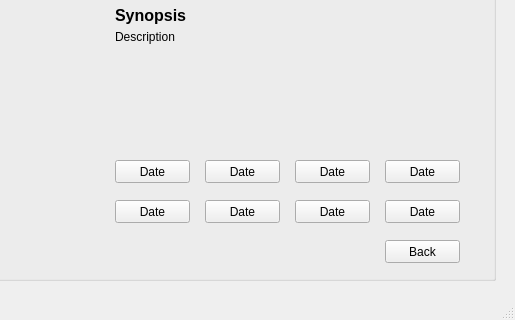
Qt form In4B00king/movieinformation.ui (leejm17/ICT1009-In4B00king) before a commit; both pictures show x 285 to 800 and y 280 to 600 of the 800 by 600 pixel window.
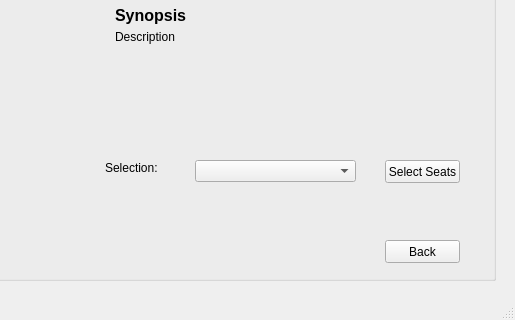
The same form after that commit. Icons and pictures are not drawn.

Commit message: Added Dates and Showtimes

The edit to the form file:
```diff
--- a/In4B00king/movieinformation.ui
+++ b/In4B00king/movieinformation.ui
@@ -136,110 +136,6 @@
       <string>&lt;html&gt;&lt;head/&gt;&lt;body&gt;&lt;p&gt;Time&lt;/p&gt;&lt;/body&gt;&lt;/html&gt;</string>
      </property>
     </widget>
-    <widget class="QPushButton" name="pushButton">
-     <property name="geometry">
-      <rect>
-       <x>410</x>
-       <y>430</y>
-       <width>75</width>
-       <height>23</height>
-      </rect>
-     </property>
-     <property name="text">
-      <string>Date</string>
-     </property>
-    </widget>
-    <widget class="QPushButton" name="pushButton_2">
-     <property name="geometry">
-      <rect>
-       <x>500</x>
-       <y>430</y>
-       <width>75</width>
-       <height>23</height>
-      </rect>
-     </property>
-     <property name="text">
-      <string>Date</string>
-     </property>
-    </widget>
-    <widget class="QPushButton" name="pushButton_3">
-     <property name="geometry">
-      <rect>
-       <x>590</x>
-       <y>430</y>
-       <width>75</width>
-       <height>23</height>
-      </rect>
-     </property>
-     <property name="text">
-      <string>Date</string>
-     </property>
-    </widget>
-    <widget class="QPushButton" name="pushButton_4">
-     <property name="geometry">
-      <rect>
-       <x>680</x>
-       <y>430</y>
-       <width>75</width>
-       <height>23</height>
-      </rect>
-     </property>
-     <property name="text">
-      <string>Date</string>
-     </property>
-    </widget>
-    <widget class="QPushButton" name="pushButton_5">
-     <property name="geometry">
-      <rect>
-       <x>410</x>
-       <y>470</y>
-       <width>75</width>
-       <height>23</height>
-      </rect>
-     </property>
-     <property name="text">
-      <string>Date</string>
-     </property>
-    </widget>
-    <widget class="QPushButton" name="pushButton_6">
-     <property name="geometry">
-      <rect>
-       <x>500</x>
-       <y>470</y>
-       <width>75</width>
-       <height>23</height>
-      </rect>
-     </property>
-     <property name="text">
-      <string>Date</string>
-     </property>
-    </widget>
-    <widget class="QPushButton" name="pushButton_7">
-     <property name="geometry">
-      <rect>
-       <x>590</x>
-       <y>470</y>
-       <width>75</width>
-       <height>23</height>
-      </rect>
-     </property>
-     <property name="text">
-      <string>Date</string>
-     </property>
-    </widget>
-    <widget class="QPushButton" name="pushButton_8">
-     <property name="geometry">
-      <rect>
-       <x>680</x>
-       <y>470</y>
-       <width>75</width>
-       <height>23</height>
-      </rect>
-     </property>
-     <property name="text">
-      <string>Date</string>
-     </property>
-    </widget>
     <widget class="QPushButton" name="Back">
      <property name="geometry">
       <rect>
@@ -253,6 +149,42 @@
       <string>Back</string>
      </property>
     </widget>
+    <widget class="QComboBox" name="DropdownDate">
+     <property name="geometry">
+      <rect>
+       <x>490</x>
+       <y>430</y>
+       <width>161</width>
+       <height>22</height>
+      </rect>
+     </property>
+    </widget>
+    <widget class="QPushButton" name="SelectSeats">
+     <property name="geometry">
+      <rect>
+       <x>680</x>
+       <y>430</y>
+       <width>75</width>
+       <height>23</height>
+      </rect>
+     </property>
+     <property name="text">
+      <string>Select Seats</string>
+     </property>
+    </widget>
+    <widget class="QLabel" name="label">
+     <property name="geometry">
+      <rect>
+       <x>400</x>
+       <y>430</y>
+       <width>81</width>
+       <height>16</height>
+      </rect>
+     </property>
+     <property name="text">
+      <string>&lt;html&gt;&lt;head/&gt;&lt;body&gt;&lt;p&gt;&lt;span style=&quot; font-size:9pt;&quot;&gt;Selection:&lt;/span&gt;&lt;/p&gt;&lt;/body&gt;&lt;/html&gt;</string>
+     </property>
+    </widget>
    </widget>
   </widget>
   <widget class="QMenuBar" name="menubar">
```
The commit also changes 4 other files.
